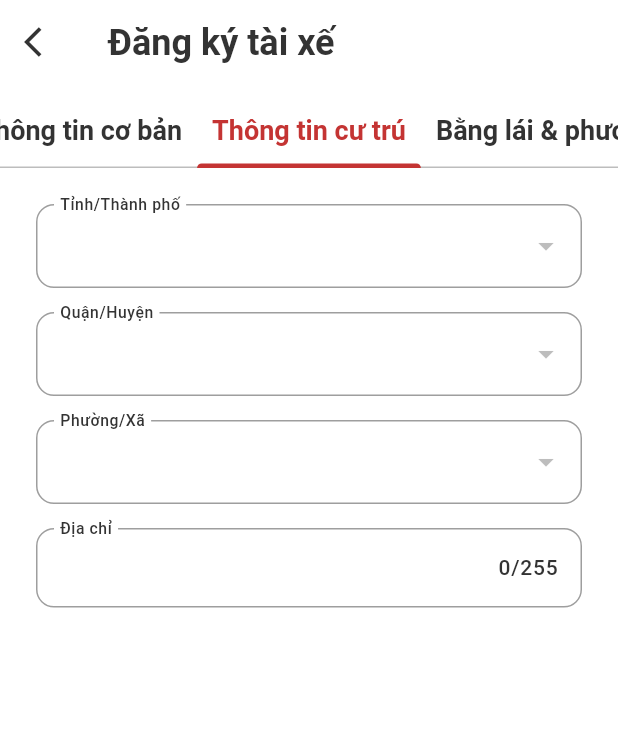
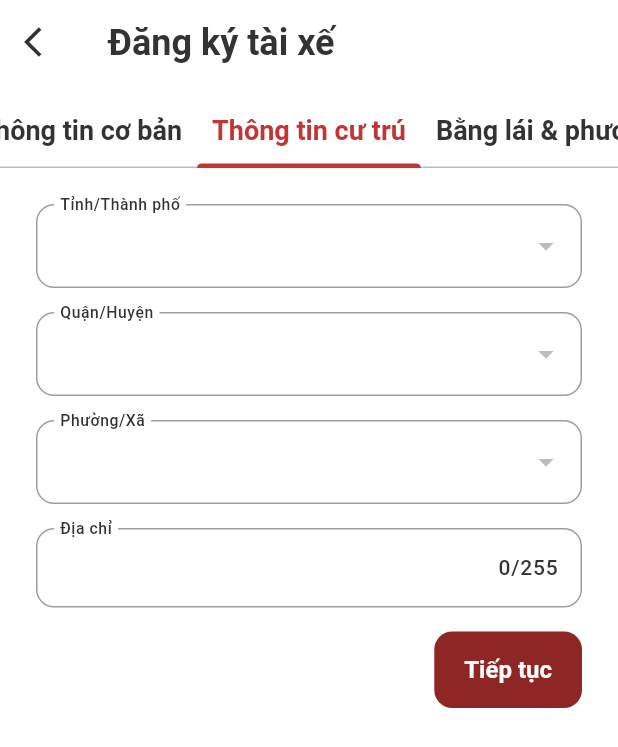
Before and after one commit to super-novey/h2d-food-delivery, a Flutter app: the DriverRegisterScreen screen opened directly, after a tap on "Tiếp tục", on a phone screen of 412 x 824 dp. Shown: the top 747 px of the screen. Run offline on Flutter 3.47's test engine with Material 3 defaults, Android fonts, the light colour scheme and no system bars; our stand-ins replace animated_background, connectivity_plus, dotted_border, flutter_map, flutter_rating_stars, flutter_slidable and 8 more; accounts and stored records are empty; network calls fail.

Commit message:
feat(register): complete driver register UI

```diff
--- a/lib/features/authentication/controllers/driver_register_controller.dart
+++ b/lib/features/authentication/controllers/driver_register_controller.dart
@@ -1,6 +1,9 @@
+import 'dart:io';
+
 import 'package:flutter/material.dart';
 import 'package:food_delivery_h2d/data/address/address_repository.dart';
 import 'package:get/get.dart';
+import 'package:image_picker/image_picker.dart';
 
 class DriverRegisterController extends GetxController {
   static DriverRegisterController get instance => Get.find();
@@ -14,8 +17,9 @@ class DriverRegisterController extends GetxController {
   final phoneNumbController = TextEditingController();
   final passwordController = TextEditingController();
   final detailAddressController = TextEditingController();
+  final licensePlateController = TextEditingController();
 
-  // Adress
+  // Address
   var provinces = [].obs;
   var districts = [].obs;
   var communes = [].obs;
@@ -25,6 +29,10 @@ class DriverRegisterController extends GetxController {
   var selectedCommuneId = "".obs;
 
   var lenghtDetailAddress = RxInt(0);
+
+  // Images
+  var licenseFrontPlateImage = Rx<File?>(null);
+  var licenseBackPlateImage = Rx<File?>(null);
 
   //Loading
   final isLoading = false.obs;
@@ -100,4 +108,16 @@ class DriverRegisterController extends GetxController {
       print(e);
     }
   }
+
+  Future pickImage(Rx<File?> imageFile) async {
+    final picker = ImagePicker();
+    final pickedImage = await picker.pickImage(source: ImageSource.gallery);
+
+    if (pickedImage != null) {
+      imageFile.value = File(pickedImage.path);
+      print(imageFile.value);
+    } else {
+      print("No image");
+    }
+  }
 }
--- a/lib/features/authentication/controllers/driver_tab_controller.dart
+++ b/lib/features/authentication/controllers/driver_tab_controller.dart
@@ -14,6 +14,10 @@ class DriverTabController extends GetxController
     const Tab(
       text: "Bằng lái & phương tiện",
     ),
+  ];
+
+  final myTabViews = <TabBarView>[
+
   ];
 
   @override
--- a/lib/features/authentication/controllers/login_controller.dart
+++ b/lib/features/authentication/controllers/login_controller.dart
@@ -37,7 +37,7 @@ class LoginController extends GetxController {
       isLoading.value = true;
       // final res = await _authRepository.login(userName, password);
       // final user = User.fromJson(res["data"]["user"]);
-      final res = await _authRepository.login(userName, password);
+      final res = await _authRepository.login(userName.trim(), password.trim());
       // res.user.printInfo();
       if (res.user.role == "driver") {
         Loaders.successSnackBar(
--- a/lib/features/authentication/views/register/driver_register_screen.dart
+++ b/lib/features/authentication/views/register/driver_register_screen.dart
@@ -1,12 +1,17 @@
+import 'dart:io';
+
+import 'package:dotted_border/dotted_border.dart';
 import 'package:flutter/material.dart';
 import 'package:flutter/services.dart';
+import 'package:food_delivery_h2d/common/widgets/images/image_picker.dart';
+import 'package:food_delivery_h2d/common/widgets/keyboard/keyboard_hider.dart';
 import 'package:food_delivery_h2d/features/authentication/controllers/driver_register_controller.dart';
 import 'package:food_delivery_h2d/features/authentication/controllers/driver_tab_controller.dart';
-import 'package:food_delivery_h2d/features/authentication/models/ProvinceModel.dart';
 import 'package:food_delivery_h2d/features/authentication/views/register/widgets/user_register_form.dart';
 import 'package:food_delivery_h2d/utils/constants/colors.dart';
 import 'package:food_delivery_h2d/utils/constants/sizes.dart';
 import 'package:get/get.dart';
+import 'package:image_picker/image_picker.dart';
 
 import '../../../../common/widgets/appbar/tabbar.dart';
 
@@ -22,6 +27,7 @@ class DriverRegisterScreen extends StatelessWidget {
   Widget build(BuildContext context) {
     return DefaultTabController(
       length: 3,
+      child: KeyboardHider(
         child: Scaffold(
           appBar: AppBar(
             leading: IconButton(
@@ -43,6 +49,7 @@ class DriverRegisterScreen extends StatelessWidget {
             () => (_driverRegisterController.isLoading.value)
                 ? const Center(child: CircularProgressIndicator())
                 : TabBarView(controller: _tabController.controller, children: [
+                    // Thông tin cơ bản
                     Padding(
                         padding: const EdgeInsets.all(MySizes.defaultSpace),
                         child: Column(
@@ -53,10 +60,10 @@ class DriverRegisterScreen extends StatelessWidget {
                                     _driverRegisterController.emailController,
                                 nameController:
                                     _driverRegisterController.nameController,
-                              phoneNumbController:
-                                  _driverRegisterController.phoneNumbController,
-                              passwordController:
-                                  _driverRegisterController.passwordController),
+                                phoneNumbController: _driverRegisterController
+                                    .phoneNumbController,
+                                passwordController: _driverRegisterController
+                                    .passwordController),
                             const SizedBox(
                               height: MySizes.spaceBtwInputFields,
                             ),
@@ -67,9 +74,12 @@ class DriverRegisterScreen extends StatelessWidget {
                                 child: const Text("Tiếp tục"))
                           ],
                         )),
-                  Padding(
+                    // Thông tin cư trú
+                    SingleChildScrollView(
+                      child: Padding(
                         padding: const EdgeInsets.all(MySizes.defaultSpace),
                         child: Column(
+                          crossAxisAlignment: CrossAxisAlignment.end,
                           children: [
                             DropdownButtonFormField(
                                 decoration: const InputDecoration(
@@ -87,7 +97,8 @@ class DriverRegisterScreen extends StatelessWidget {
                                 }).toList(),
                                 onChanged: (value) {
                                   _driverRegisterController
-                                  .updateSelectedProvinceId(value.toString());
+                                      .updateSelectedProvinceId(
+                                          value.toString());
                                 }),
                             const SizedBox(
                               height: MySizes.spaceBtwInputFields,
@@ -109,7 +120,8 @@ class DriverRegisterScreen extends StatelessWidget {
                                   }).toList(),
                                   onChanged: (value) {
                                     _driverRegisterController
-                                    .updateSelectedDistrictId(value.toString());
+                                        .updateSelectedDistrictId(
+                                            value.toString());
                                   }),
                             ),
                             const SizedBox(
@@ -117,8 +129,8 @@ class DriverRegisterScreen extends StatelessWidget {
                             ),
                             Obx(
                               () => DropdownButtonFormField(
-                              decoration:
-                                  const InputDecoration(labelText: "Phường/Xã"),
+                                  decoration: const InputDecoration(
+                                      labelText: "Phường/Xã"),
                                   value: _driverRegisterController
                                           .selectedCommuneId.value.isNotEmpty
                                       ? _driverRegisterController
@@ -132,7 +144,8 @@ class DriverRegisterScreen extends StatelessWidget {
                                   }).toList(),
                                   onChanged: (value) {
                                     _driverRegisterController
-                                    .updateSelectedCommuneId(value.toString());
+                                        .updateSelectedCommuneId(
+                                            value.toString());
                                   }),
                             ),
                             const SizedBox(
@@ -154,14 +167,77 @@ class DriverRegisterScreen extends StatelessWidget {
                                       .handleDetailAddressChange(value);
                                 },
                               ),
-                        )
+                            ),
+                            const SizedBox(
+                              height: MySizes.spaceBtwInputFields,
+                            ),
+                            ElevatedButton(
+                                onPressed: () {
+                                  _tabController.next();
+                                },
+                                child: const Text("Tiếp tục"))
                           ],
                         ),
                       ),
-                  Container(
-                    color: Colors.red,
                     ),
+                    // Bằng lái & Phương tiện
+                    SingleChildScrollView(
+                      child: Padding(
+                        padding: const EdgeInsets.all(MySizes.defaultSpace),
+                        child: Column(
+                          crossAxisAlignment: CrossAxisAlignment.start,
+                          children: [
+                            Text(
+                              "Giấy phép lái xe (mặt trước)",
+                              style: Theme.of(context).textTheme.bodyLarge,
+                            ),
+                            const SizedBox(
+                              height: MySizes.spaceBtwInputFields,
+                            ),
+                            DottedBorderImagePicker(
+                              imageFile: _driverRegisterController
+                                  .licenseFrontPlateImage.value,
+                              onTap: () => _driverRegisterController.pickImage(
+                                  _driverRegisterController
+                                      .licenseFrontPlateImage),
+                            ),
+                            const SizedBox(
+                              height: MySizes.spaceBtwItems,
+                            ),
+                            Text(
+                              "Giấy phép lái xe (mặt sau)",
+                              style: Theme.of(context).textTheme.bodyLarge,
+                            ),
+                            const SizedBox(
+                              height: MySizes.spaceBtwInputFields,
+                            ),
+                            DottedBorderImagePicker(
+                              imageFile: _driverRegisterController
+                                  .licenseBackPlateImage.value,
+                              onTap: () => _driverRegisterController.pickImage(
+                                  _driverRegisterController
+                                      .licenseBackPlateImage),
+                            ),
+                            const SizedBox(
+                              height: MySizes.spaceBtwItems,
+                            ),
+                            TextFormField(
+                              controller: _driverRegisterController
+                                  .licensePlateController,
+                              decoration: const InputDecoration(
+                                  hintText: "Nhập biển số xe"),
+                            ),
+                            const SizedBox(
+                              height: MySizes.spaceBtwSections,
+                            ),
+                            ElevatedButton(
+                                onPressed: () {}, child: const Text("Đăng ký"))
+                          ],
+                        ),
+                      ),
+                    )
                   ]),
+          ),
         ),
       ),
     );
--- a/lib/utils/http/http_client.dart
+++ b/lib/utils/http/http_client.dart
@@ -7,7 +7,7 @@ class HttpHelper {
   //     "https://backend-fooddelivery-1.onrender.com/api/v1/"; // change URL
 
   static const String _baseUrl =
-      "https://acf0-14-169-7-78.ngrok-free.app/api/v1";
+      "https://ab27-14-169-7-78.ngrok-free.app/api/v1";
 
   // GET method
   static Future<Map<String, dynamic>> get(String endpoint) async {
--- a/pubspec.yaml
+++ b/pubspec.yaml
@@ -29,6 +29,8 @@ dependencies:
   flutter_rating_stars: ^1.1.0
   animated_background: ^2.0.0
   url_strategy: ^0.2.0
+  image_picker: ^1.1.2
+  dotted_border: ^2.1.0
 
 dev_dependencies:
   flutter_test:
```
Also changed, not shown: lib/common/widgets/images/image_picker.dart (added, +71 -0 lines), lib/features/authentication/views/login/widgets/login_form.dart (+2 -11 lines), pubspec.lock, 7 other files. Lines whose indentation alone changed are shown as unchanged.
